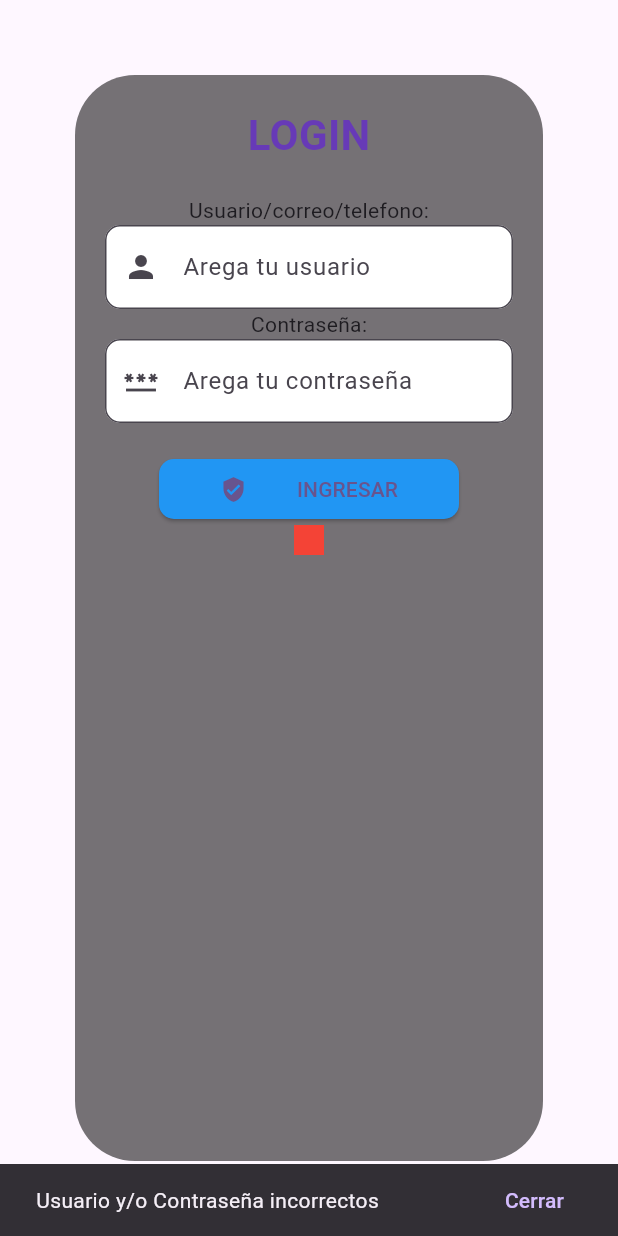
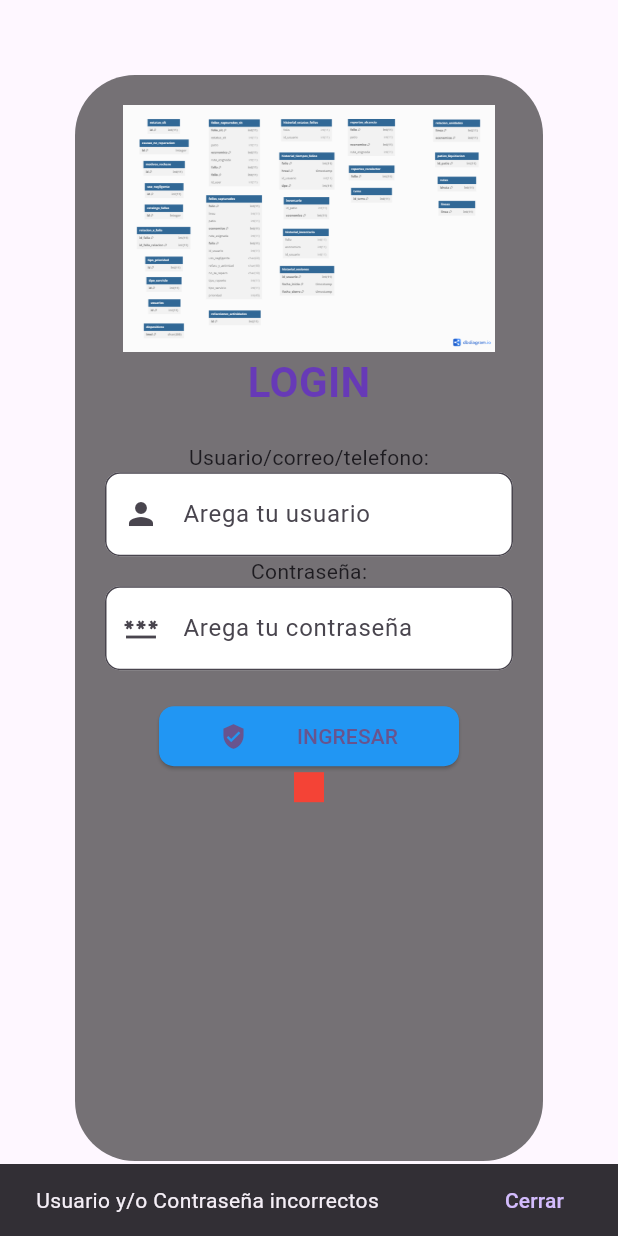
Before and after one commit to AleOrdaz/proyecto_calse_tarde, a Flutter app: the Login screen opened directly, after a tap on "INGRESAR", on a phone screen of 412 x 824 dp. Run offline on Flutter 3.47's test engine with Material 3 defaults, Android fonts, the phone set to English and light mode, and no system bars.

Commit message:
singleton

```diff
--- a/lib/home.dart
+++ b/lib/home.dart
@@ -1,5 +1,6 @@
 import 'package:flutter/material.dart';
 import 'package:mi_primera_app_19/utils/constantes.dart' as con;
+import 'package:mi_primera_app_19/utils/singleton.dart';
 
 class Home extends StatefulWidget {
   const Home({super.key});
@@ -44,6 +45,8 @@ class _HomeState extends State<Home> {
                     width: 50,
                   ) : Container(),
                 ),*/
+
+                Text(singleton.userName),
 
                 Container(
                   ///MediaQuery.of(context).size.height / 2 ó * 0.5 -> 50%
--- a/lib/login.dart
+++ b/lib/login.dart
@@ -1,5 +1,6 @@
 import 'package:flutter/material.dart';
 import 'package:mi_primera_app_19/home.dart';
+import 'package:mi_primera_app_19/utils/singleton.dart';
 
 ///Clase de creación de widgets con cambios de estado
 class Login extends StatefulWidget {
@@ -13,6 +14,7 @@ class _LoginState extends State<Login> {
   ///Variables para capturar el valor que escriba el usuario en los inputs
   TextEditingController user = TextEditingController();
   final pass = TextEditingController();
+  ///Singleton singleton = Singleton();
 
   @override
   Widget build(BuildContext context) {
@@ -38,6 +40,13 @@ class _LoginState extends State<Login> {
                 ///el espacio que ocupan sus hijos widgets
                 mainAxisSize: MainAxisSize.min,
                 children: [
+                  ///SINGLETON
+
+                  ///Widget para agregar una imagen almacenada de forma local
+                  Image.asset('imagenes/Untitled.png',
+                    height: MediaQuery.of(context).size.height * 0.2,
+                    alignment: Alignment.topLeft,
+                  ),
                   const Text(
                     'LOGIN',
                     style: TextStyle(
@@ -115,6 +124,7 @@ class _LoginState extends State<Login> {
                           print('Ingreso correctamente');
                           showSnackBar('Ingreso correctamente', 10);
 
+                          singleton.userName = 'Alejandro Ordaz';
                           ///ARCHIVO DE RUTAS
                           ///"/"
                           ///"/registro" 'o "registro"
--- /dev/null
+++ b/lib/utils/singleton.dart
@@ -0,0 +1,31 @@
+///Punto acceso global para acceder a las variables que guardan información
+///Pero se almacena si la app esta en uso
+class Singleton {
+  static Singleton? _instance;
+
+  Singleton._internal() {
+    _instance = this;
+  }
+
+  // Verifica si singleton es null, si es crea la instancia nueva y
+  // si no devuelve la instancia del cache
+  factory Singleton() => _instance ?? Singleton._internal();
+
+  ///Siempre inicializar las varciables
+  ///a excepción de asignar el valor null
+  String userName = '';
+}
+late Singleton singleton;
+
+
+///PROYECTO FINAL
+///VIERNES 27 ME LA ENVIA WP O CORREO
+///
+/// SINGLETON Y SHARED PREFERENCES (PREFERENCIAS DEL USARIO)
+/// MIN 5 DEPENDENCIAS
+/// BD SQLITE O FIREBASE
+/// MAPA
+/// (OBL) LOGIN Y REGISTRO
+/// (OPC) API
+/// POR ALUMNO 4 VISTAS (2 Ó 3)
+/// 1, 2 Y 3
--- a/pubspec.yaml
+++ b/pubspec.yaml
@@ -59,8 +59,8 @@ flutter:
   uses-material-design: true
 
   # To add assets to your application, add an assets section, like this:
-  # assets:
-  #   - images/a_dot_burr.jpeg
+  assets:
+    - imagenes/
   #   - images/a_dot_ham.jpeg
 
   # An image asset can refer to one or more resolution-specific "variants", see
```
Also changed, not shown: imagenes/Untitled.png (added).
